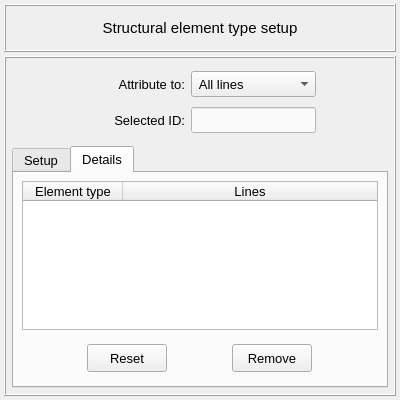
The window that pulse/interface/data/ui_files/model/setup/structural/structural_element_type_input.ui (open-pulse/OpenPulse) describes before a commit, drawn with Qt 5.
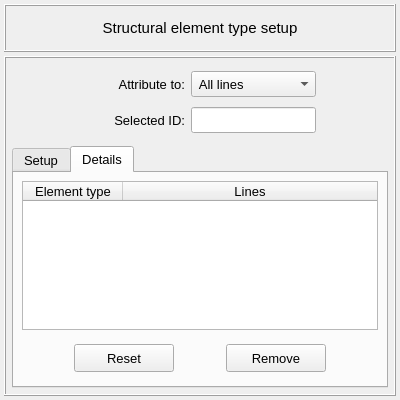
The same window after the commit. The open tabs and pages were chosen to show the change.

Patch:
```diff
--- a/pulse/interface/data/ui_files/model/setup/structural/structural_element_type_input.ui
+++ b/pulse/interface/data/ui_files/model/setup/structural/structural_element_type_input.ui
@@ -185,8 +185,7 @@
             <enum>Qt::ClickFocus</enum>
            </property>
            <property name="styleSheet">
-            <string notr="true">QLineEdit{color: rgb(0, 0, 0); background-color: rgb(250, 250, 250)}
-QLineEdit:disabled{color: rgb(100, 100, 100); background-color: rgb(240, 240, 240)}</string>
+            <string notr="true"/>
            </property>
            <property name="text">
             <string/>
@@ -741,13 +740,13 @@
               <widget class="QPushButton" name="pushButton_confirm">
                <property name="minimumSize">
                 <size>
-                 <width>80</width>
+                 <width>100</width>
                  <height>28</height>
                 </size>
                </property>
                <property name="maximumSize">
                 <size>
-                 <width>80</width>
+                 <width>100</width>
                  <height>28</height>
                 </size>
                </property>
@@ -876,13 +875,13 @@
               <widget class="QPushButton" name="pushButton_reset">
                <property name="minimumSize">
                 <size>
-                 <width>80</width>
+                 <width>100</width>
                  <height>28</height>
                 </size>
                </property>
                <property name="maximumSize">
                 <size>
-                 <width>80</width>
+                 <width>100</width>
                  <height>28</height>
                 </size>
                </property>
@@ -903,13 +902,13 @@
               <widget class="QPushButton" name="pushButton_remove">
                <property name="minimumSize">
                 <size>
-                 <width>80</width>
+                 <width>100</width>
                  <height>28</height>
                 </size>
                </property>
                <property name="maximumSize">
                 <size>
-                 <width>80</width>
+                 <width>100</width>
                  <height>28</height>
                 </size>
                </property>
```
